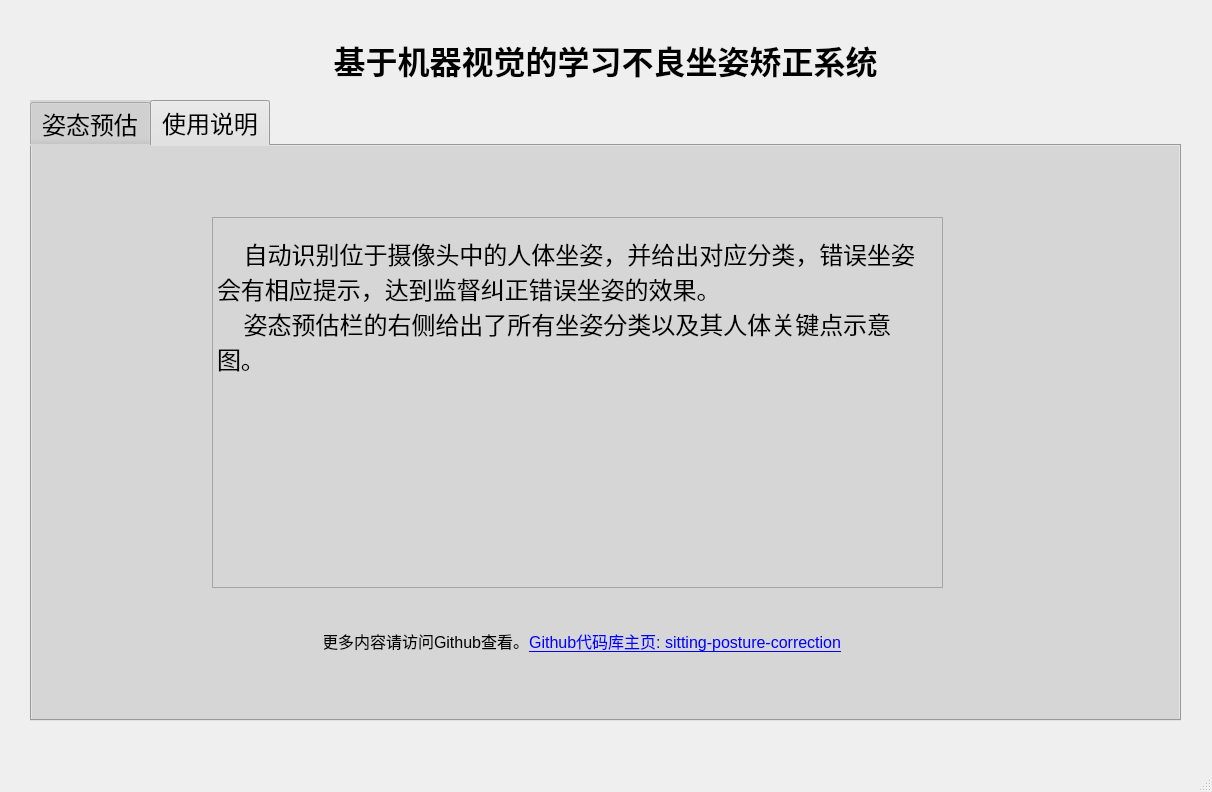
Ureimu/sitting-posture-correction, file ui/mainWindow.ui: the form before one commit.
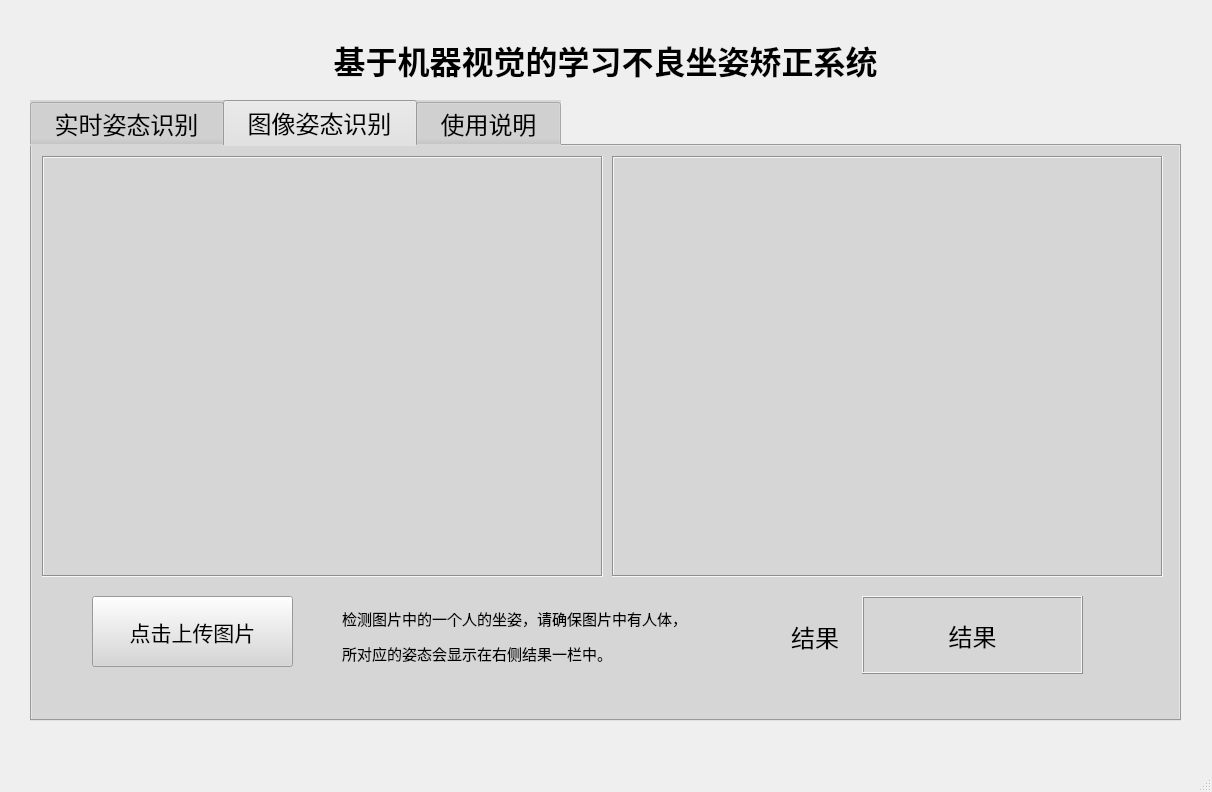
The form after the commit. The open tabs and pages were chosen to show the change. Icons and pictures are not drawn.

Commit message: feat: add image estimation in ui

Diff of the .ui file:
```diff
--- a/ui/mainWindow.ui
+++ b/ui/mainWindow.ui
@@ -40,7 +40,7 @@
     </property>
     <property name="minimumSize">
      <size>
-      <width>110</width>
+      <width>1151</width>
       <height>110</height>
      </size>
     </property>
@@ -96,7 +96,7 @@
      </size>
     </property>
     <property name="elideMode">
-     <enum>Qt::ElideNone</enum>
+     <enum>Qt::ElideMiddle</enum>
     </property>
     <property name="usesScrollButtons">
      <bool>true</bool>
@@ -120,7 +120,7 @@
        <normalon>../sundry/tab.png</normalon>../sundry/tab2.png</iconset>
      </attribute>
      <attribute name="title">
-      <string>姿态预估</string>
+      <string>  实时姿态识别  </string>
      </attribute>
      <widget class="QLabel" name="label_3">
       <property name="geometry">
@@ -310,6 +310,205 @@
      <zorder>label_15</zorder>
      <zorder>label_6</zorder>
     </widget>
+    <widget class="QWidget" name="tab">
+     <attribute name="icon">
+      <iconset theme="tab.jpg">
+       <normaloff>.</normaloff>.</iconset>
+     </attribute>
+     <attribute name="title">
+      <string>  图像姿态识别  </string>
+     </attribute>
+     <widget class="QLabel" name="label_9">
+      <property name="geometry">
+       <rect>
+        <x>10</x>
+        <y>10</y>
+        <width>561</width>
+        <height>421</height>
+       </rect>
+      </property>
+      <property name="mouseTracking">
+       <bool>false</bool>
+      </property>
+      <property name="contextMenuPolicy">
+       <enum>Qt::NoContextMenu</enum>
+      </property>
+      <property name="autoFillBackground">
+       <bool>false</bool>
+      </property>
+      <property name="frameShape">
+       <enum>QFrame::Box</enum>
+      </property>
+      <property name="frameShadow">
+       <enum>QFrame::Sunken</enum>
+      </property>
+      <property name="text">
+       <string/>
+      </property>
+      <property name="pixmap">
+       <pixmap>../../../sundry/pic/app2.png</pixmap>
+      </property>
+      <property name="alignment">
+       <set>Qt::AlignCenter</set>
+      </property>
+     </widget>
+     <widget class="QLabel" name="label_10">
+      <property name="geometry">
+       <rect>
+        <x>580</x>
+        <y>10</y>
+        <width>551</width>
+        <height>421</height>
+       </rect>
+      </property>
+      <property name="mouseTracking">
+       <bool>false</bool>
+      </property>
+      <property name="contextMenuPolicy">
+       <enum>Qt::NoContextMenu</enum>
+      </property>
+      <property name="autoFillBackground">
+       <bool>false</bool>
+      </property>
+      <property name="frameShape">
+       <enum>QFrame::Box</enum>
+      </property>
+      <property name="frameShadow">
+       <enum>QFrame::Sunken</enum>
+      </property>
+      <property name="text">
+       <string/>
+      </property>
+      <property name="pixmap">
+       <pixmap>../../../sundry/pic/app2.png</pixmap>
+      </property>
+      <property name="alignment">
+       <set>Qt::AlignCenter</set>
+      </property>
+     </widget>
+     <widget class="QPushButton" name="pushButton">
+      <property name="geometry">
+       <rect>
+        <x>60</x>
+        <y>450</y>
+        <width>201</width>
+        <height>71</height>
+       </rect>
+      </property>
+      <property name="font">
+       <font>
+        <family>Adobe Arabic</family>
+        <pointsize>16</pointsize>
+       </font>
+      </property>
+      <property name="text">
+       <string>点击上传图片</string>
+      </property>
+     </widget>
+     <widget class="QWidget" name="horizontalLayoutWidget_3">
+      <property name="geometry">
+       <rect>
+        <x>680</x>
+        <y>450</y>
+        <width>131</width>
+        <height>80</height>
+       </rect>
+      </property>
+      <layout class="QHBoxLayout" name="horizontalLayout_3">
+       <property name="leftMargin">
+        <number>12</number>
+       </property>
+       <item>
+        <widget class="QLabel" name="label_11">
+         <property name="text">
+          <string/>
+         </property>
+         <property name="pixmap">
+          <pixmap>../sundry/res2.png</pixmap>
+         </property>
+         <property name="scaledContents">
+          <bool>false</bool>
+         </property>
+        </widget>
+       </item>
+       <item>
+        <widget class="QLabel" name="label_12">
+         <property name="font">
+          <font>
+           <family>Arial</family>
+           <pointsize>18</pointsize>
+          </font>
+         </property>
+         <property name="text">
+          <string>结果</string>
+         </property>
+         <property name="alignment">
+          <set>Qt::AlignCenter</set>
+         </property>
+        </widget>
+       </item>
+      </layout>
+     </widget>
+     <widget class="QLabel" name="label_13">
+      <property name="geometry">
+       <rect>
+        <x>830</x>
+        <y>450</y>
+        <width>221</width>
+        <height>78</height>
+       </rect>
+      </property>
+      <property name="font">
+       <font>
+        <family>Arial</family>
+        <pointsize>18</pointsize>
+       </font>
+      </property>
+      <property name="frameShape">
+       <enum>QFrame::Box</enum>
+      </property>
+      <property name="frameShadow">
+       <enum>QFrame::Raised</enum>
+      </property>
+      <property name="text">
+       <string>结果</string>
+      </property>
+      <property name="alignment">
+       <set>Qt::AlignCenter</set>
+      </property>
+     </widget>
+     <widget class="QLabel" name="label_18">
+      <property name="geometry">
+       <rect>
+        <x>310</x>
+        <y>460</y>
+        <width>371</width>
+        <height>61</height>
+       </rect>
+      </property>
+      <property name="font">
+       <font>
+        <family>新宋体</family>
+        <pointsize>12</pointsize>
+       </font>
+      </property>
+      <property name="autoFillBackground">
+       <bool>false</bool>
+      </property>
+      <property name="text">
+       <string>&lt;html&gt;&lt;head/&gt;&lt;body&gt;&lt;p&gt;&lt;span style=&quot; font-size:11pt;&quot;&gt;检测图片中的一个人的坐姿，请确保图片中有人体，&lt;/span&gt;&lt;/p&gt;&lt;p&gt;&lt;span style=&quot; font-size:11pt;&quot;&gt;所对应的姿态会显示在右侧结果一栏中。&lt;/span&gt;&lt;/p&gt;&lt;/body&gt;&lt;/html&gt;</string>
+      </property>
+      <property name="textFormat">
+       <enum>Qt::RichText</enum>
+      </property>
+      <property name="scaledContents">
+       <bool>true</bool>
+      </property>
+      <property name="alignment">
+       <set>Qt::AlignLeading|Qt::AlignLeft|Qt::AlignVCenter</set>
+      </property>
+     </widget>
+    </widget>
     <widget class="QWidget" name="tab_3">
      <attribute name="icon">
       <iconset>
@@ -317,7 +516,7 @@
        <normalon>../sundry/page3_1.png</normalon>../sundry/page3.png</iconset>
      </attribute>
      <attribute name="title">
-      <string>使用说明</string>
+      <string>  使用说明  </string>
      </attribute>
      <widget class="QTextBrowser" name="textBrowser">
       <property name="geometry">
@@ -334,8 +533,9 @@
 p, li { white-space: pre-wrap; }
 &lt;/style&gt;&lt;/head&gt;&lt;body style=&quot; font-family:'SimSun'; font-size:9pt; font-weight:400; font-style:normal;&quot;&gt;
 &lt;p style=&quot;-qt-paragraph-type:empty; margin-top:0px; margin-bottom:0px; margin-left:0px; margin-right:0px; -qt-block-indent:0; text-indent:0px;&quot;&gt;&lt;br /&gt;&lt;/p&gt;
-&lt;p style=&quot; margin-top:0px; margin-bottom:0px; margin-left:0px; margin-right:0px; -qt-block-indent:0; text-indent:0px;&quot;&gt;&lt;span style=&quot; font-size:18pt;&quot;&gt;    自动识别位于摄像头中的人体坐姿，并给出对应分类，错误坐姿会有相应提示，达到监督纠正错误坐姿的效果。&lt;/span&gt;&lt;/p&gt;
-&lt;p style=&quot; margin-top:0px; margin-bottom:0px; margin-left:0px; margin-right:0px; -qt-block-indent:0; text-indent:0px;&quot;&gt;&lt;span style=&quot; font-size:18pt;&quot;&gt;    姿态预估栏的右侧给出了所有坐姿分类以及其人体关键点示意图。&lt;/span&gt;&lt;/p&gt;&lt;/body&gt;&lt;/html&gt;</string>
+&lt;p style=&quot;-qt-paragraph-type:empty; margin-top:0px; margin-bottom:0px; margin-left:0px; margin-right:0px; -qt-block-indent:0; text-indent:0px;&quot;&gt;&lt;br /&gt;&lt;/p&gt;
+&lt;p style=&quot; margin-top:0px; margin-bottom:0px; margin-left:0px; margin-right:0px; -qt-block-indent:0; text-indent:0px;&quot;&gt;&lt;span style=&quot; font-size:18pt;&quot;&gt;    实时姿态识别栏的右侧给出了所有坐姿分类以及其人体关键点示意图。该栏左侧显示摄像头获取到的画面，并会自动识别位于摄像头中的人体坐姿，绘制人体关键点图像，给出对应分类，错误坐姿会有相应提示，达到监督纠正错误坐姿的效果。&lt;/span&gt;&lt;/p&gt;
+&lt;p style=&quot; margin-top:0px; margin-bottom:0px; margin-left:0px; margin-right:0px; -qt-block-indent:0; text-indent:0px;&quot;&gt;&lt;span style=&quot; font-size:18pt;&quot;&gt;    图像姿态识别栏可以让用户自行上传坐姿图像，原图像会显示在左侧，于右侧绘制人体关键点图像，给出对应分类，错误坐姿会有相应提示。&lt;/span&gt;&lt;/p&gt;&lt;/body&gt;&lt;/html&gt;</string>
       </property>
      </widget>
      <widget class="QLabel" name="label_16">
```
Left out of the diff: 2 changed lines with no effect on the pictures. The commit also changes 2 other files.
